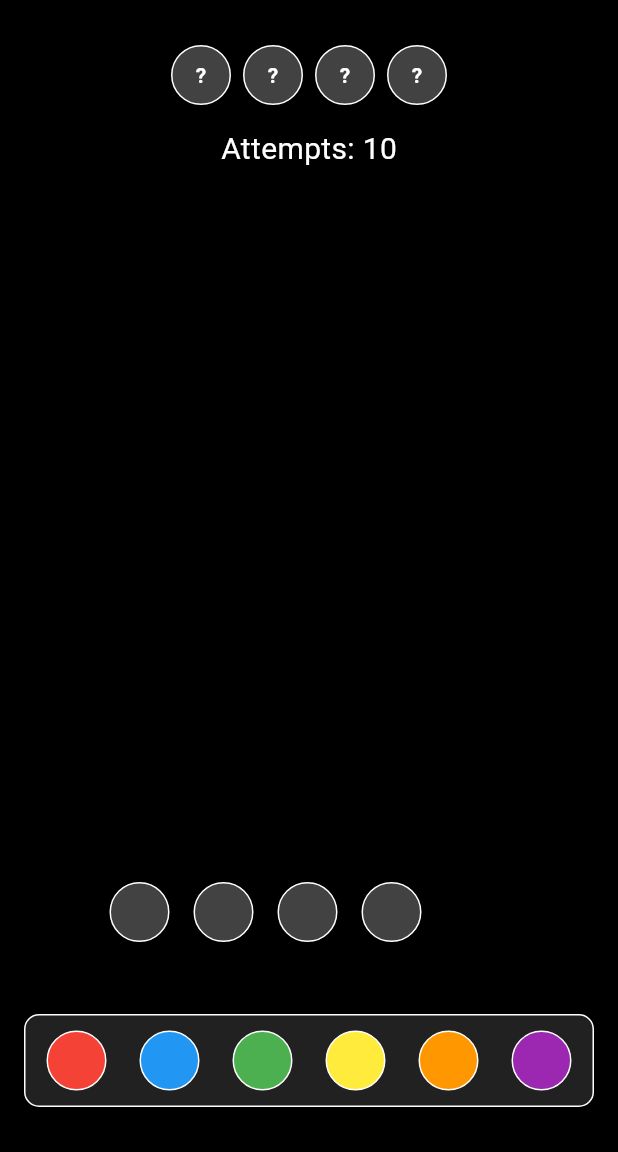
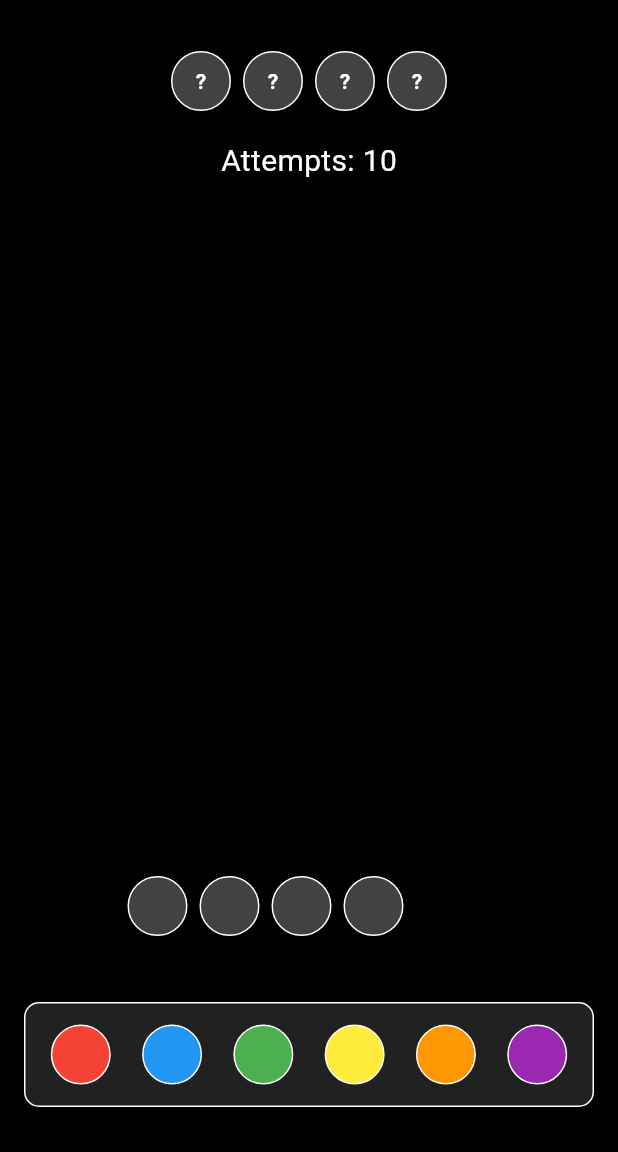
Before and after one commit to gabbor/secret-pattern, a Flutter app: the screen it shows after launch, on a phone screen of 412 x 824 dp, the part 84-1236 px from its top. Run offline on Flutter 3.47's test engine with Material 3 defaults, Android fonts, the light colour scheme and no system bars.

Commit message:
Create widget ColorCircle to avoid code duplication

```diff
--- a/lib/main.dart
+++ b/lib/main.dart
@@ -200,28 +200,14 @@ class GameScreenState extends State<GameScreen> {
         padding: const EdgeInsets.symmetric(horizontal: 16.0, vertical: 30.0),
         child: Column(
           children: [
+            // Secret Code Display
             Row(
               mainAxisAlignment: MainAxisAlignment.center,
               children: secretCode.map((color) {
-                return Container(
-                  margin: EdgeInsets.symmetric(horizontal: 4),
-                  width: 40,
-                  height: 40,
-                  decoration: BoxDecoration(
-                    color: isSecretCodeRevealed ? color : Colors.grey[800],
-                    shape: BoxShape.circle,
-                    border: Border.all(color: Colors.white),
-                  ),
-                  child: isSecretCodeRevealed
-                      ? null
-                      : Center(
-                          child: Text(
-                            '?',
-                            style: TextStyle(
-                                color: Colors.white,
-                                fontWeight: FontWeight.bold),
-                          ),
-                        ),
+                return ColorCircle(
+                  color: isSecretCodeRevealed ? color : Colors.grey[800]!,
+                  showText: !isSecretCodeRevealed,
+                  text: '?',
                 );
               }).toList(),
             ),
@@ -238,38 +224,27 @@ class GameScreenState extends State<GameScreen> {
                   return Row(
                     mainAxisAlignment: MainAxisAlignment.center,
                     children: [
-                      ...attempts[index].map((color) => Container(
-                            margin: EdgeInsets.all(4),
-                            width: 30,
-                            height: 30,
-                            decoration: BoxDecoration(
-                              color: color ?? Colors.grey[800],
-                              shape: BoxShape.circle,
-                              border: Border.all(color: Colors.white),
-                            ),
-                          )),
+                      ...attempts[index].map((color) => ColorCircle(
+                        color: color ?? Colors.grey[800]!,
+                        size: 30,
+                      )),
                       SizedBox(width: 10),
                       Row(
                         children: List.generate(currentAttempt.length, (i) {
                           Color feedbackColor;
                           if (i < feedbacks[index]["correctPositions"]!) {
-                            feedbackColor = Colors.green; // Posizione corretta
+                            feedbackColor = Colors.green; // Correct position
                           } else if (i <
                               feedbacks[index]["correctPositions"]! +
                                   feedbacks[index]["correctColors"]!) {
-                            feedbackColor = Colors.amber; // Colore corretto
+                            feedbackColor = Colors.amber; // Correct color
                           } else {
-                            feedbackColor = Colors.white; // Nulla
+                            feedbackColor = Colors.white; // None
                           }
-                          return Container(
-                            margin: EdgeInsets.symmetric(horizontal: 2),
-                            width: 15,
-                            height: 15,
-                            decoration: BoxDecoration(
-                              color: feedbackColor,
-                              shape: BoxShape.circle,
-                              border: Border.all(color: Colors.grey),
-                            ),
+                          return ColorCircle(
+                            color: feedbackColor,
+                            size: 15,
+                            borderColor: Colors.grey,
                           );
                         }),
                       ),
@@ -297,16 +272,8 @@ class GameScreenState extends State<GameScreen> {
                           currentAttempt[index] = receivedColor.data;
                         });
                       },
-                      builder: (context, candidateData, rejectedData) =>
-                          Container(
-                        margin: EdgeInsets.all(8),
-                        width: 40,
-                        height: 40,
-                        decoration: BoxDecoration(
-                          color: color ?? Colors.grey[800],
-                          shape: BoxShape.circle,
-                          border: Border.all(color: Colors.white),
-                        ),
+                      builder: (context, candidateData, rejectedData) => ColorCircle(
+                        color: color ?? Colors.grey[800]!,
                       ),
                     ),
                   );
@@ -342,7 +309,7 @@ class GameScreenState extends State<GameScreen> {
               child: LayoutBuilder(
                 builder: (context, constraints) {
                   double maxWidth =
-                      constraints.maxWidth > 500 ? 500 : constraints.maxWidth;
+                  constraints.maxWidth > 500 ? 500 : constraints.maxWidth;
                   return SizedBox(
                     width: maxWidth,
                     child: Row(
@@ -355,16 +322,7 @@ class GameScreenState extends State<GameScreen> {
                           child: Draggable<Color>(
                             data: color,
                             feedback: Container(),
-                            child: Container(
-                              margin: EdgeInsets.symmetric(horizontal: 8),
-                              width: 40,
-                              height: 40,
-                              decoration: BoxDecoration(
-                                color: color,
-                                shape: BoxShape.circle,
-                                border: Border.all(color: Colors.white),
-                              ),
-                            ),
+                            child: ColorCircle(color: color),
                           ),
                         );
                       }).toList(),
@@ -378,4 +336,43 @@ class GameScreenState extends State<GameScreen> {
       ),
     );
   }
+
 }
+
+class ColorCircle extends StatelessWidget {
+  final Color color;
+  final double size;
+  final Color borderColor;
+  final bool showText;
+  final String text;
+
+  const ColorCircle({super.key,
+    required this.color,
+    this.size = 40.0,
+    this.borderColor = Colors.white,
+    this.showText = false,
+    this.text = '',
+  });
+
+  @override
+  Widget build(BuildContext context) {
+    return Container(
+      margin: EdgeInsets.all(4),
+      width: size,
+      height: size,
+      decoration: BoxDecoration(
+        color: color,
+        shape: BoxShape.circle,
+        border: Border.all(color: borderColor),
+      ),
+      child: showText
+          ? Center(
+        child: Text(
+          text,
+          style: TextStyle(color: Colors.white, fontWeight: FontWeight.bold),
+        ),
+      )
+          : null,
+    );
+  }
+}
```
